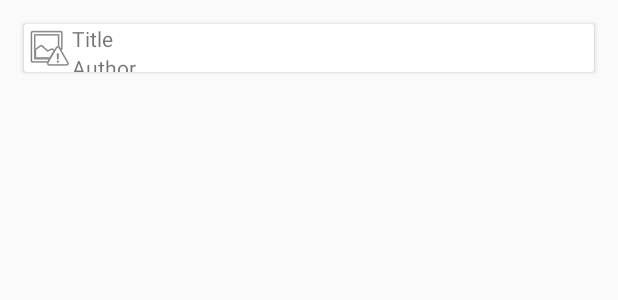
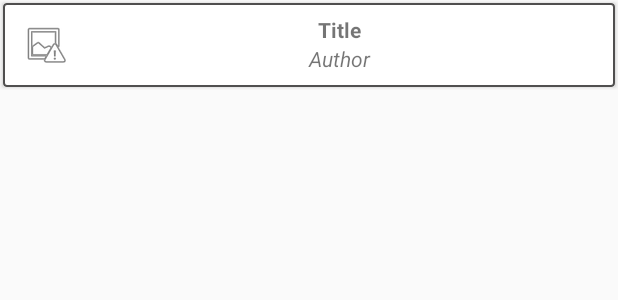
Before and after one commit to FotisAnthos/Book4Thought, an Android app: the layout results_cardview.xml on its own in the app's theme, with its tools: preview values and no code run, on a phone screen of 412 x 824 dp. Shown: the top 300 px of the screen. Run offline under Robolectric (Android 15) with nearby library versions, the phone set to English and light mode, and no system bars.

```diff
--- a/app/src/main/java/com/exams/anthopoulos/book4thought/SearchTask.java
+++ b/app/src/main/java/com/exams/anthopoulos/book4thought/SearchTask.java
@@ -93,7 +93,7 @@ class SearchTask extends AsyncTask<String, Void, JSONObject> {
             connection.setRequestProperty("User-Agent", USER_AGENT);
 
             String responseCode = Integer.toString(connection.getResponseCode());
-            Log.e(TAG, responseCode);
+            Log.d(TAG, responseCode);
 
             bufferedReader = new BufferedReader(new InputStreamReader(connection.getInputStream()));
 
--- /dev/null
+++ b/app/src/main/res/drawable/background_container.xml
@@ -0,0 +1,21 @@
+<?xml version="1.0" encoding="utf-8"?>
+<shape xmlns:android="http://schemas.android.com/apk/res/android"
+    android:shape="rectangle" >
+
+    <!-- View background color -->
+    <solid
+        android:color="@color/colorGeneralBackground" >
+    </solid>
+
+    <!-- View border color and width -->
+    <stroke
+        android:width="1dp"
+        android:color="@color/colorPrimary" >
+    </stroke>
+
+    <!-- The radius makes the corners rounded -->
+    <corners
+        android:radius="2dp"   >
+    </corners>
+
+</shape>
--- a/app/src/main/res/layout/results_cardView.xml
+++ b/app/src/main/res/layout/results_cardview.xml
@@ -11,43 +11,45 @@
         android:layout_width="match_parent"
         android:layout_height="wrap_content"
         android:layout_gravity="center"
-        android:layout_margin="16dp">
+        android:layout_margin="2dp">
 
         <LinearLayout
             android:id="@+id/results_layout"
             android:layout_width="match_parent"
-            android:layout_height="match_parent"
-            android:orientation="horizontal">
+            android:layout_height="wrap_content"
+            android:background="@drawable/background_container"
+            android:orientation="horizontal"
+            android:padding="8dp">
 
             <ImageView
                 android:id="@+id/book_thumbnail"
                 android:layout_width="wrap_content"
                 android:layout_height="wrap_content"
+                android:layout_margin="4dp"
                 android:contentDescription="@string/book_thumbnail"
                 app:srcCompat="@android:drawable/ic_menu_report_image" />
 
             <LinearLayout
                 android:layout_width="match_parent"
-                android:layout_height="match_parent"
+                android:layout_height="wrap_content"
                 android:orientation="vertical">
 
                 <TextView
                     android:id="@+id/book_title"
                     android:layout_width="match_parent"
                     android:layout_height="wrap_content"
-                    android:text="@string/book_title" />
+                    android:gravity="center_horizontal"
+                    android:text="@string/book_title"
+                    android:textStyle="bold" />
 
                 <TextView
                     android:id="@+id/book_author"
                     android:layout_width="match_parent"
                     android:layout_height="wrap_content"
-                    android:text="@string/book_author" />
+                    android:gravity="center_horizontal"
+                    android:text="@string/book_author"
+                    android:textStyle="italic" />
 
-                <TextView
-                    android:id="@+id/book_description"
-                    android:layout_width="match_parent"
-                    android:layout_height="wrap_content"
-                    android:text="@string/description" />
             </LinearLayout>
         </LinearLayout>
 
--- a/app/src/main/res/values/colors.xml
+++ b/app/src/main/res/values/colors.xml
@@ -3,6 +3,6 @@
     <color name="colorPrimary">#504f4f</color>
     <color name="colorPrimaryDark">#000000</color>
     <color name="colorAccent">#D81B60</color>
-    <color name="colorGeneralBackround">#ffffff</color>
+    <color name="colorGeneralBackground">#ffffff</color>
     <color name="colorGeneralText">#000000</color>
 </resources>
```
Also changed, not shown: app/build.gradle (+6 -1 lines), app/src/main/java/com/exams/anthopoulos/book4thought/BaseActivity.java (+8 -14 lines), app/src/main/java/com/exams/anthopoulos/book4thought/BookData.java (+13 -7 lines), app/src/main/java/com/exams/anthopoulos/book4thought/ResultsAdapter.java (+31 -20 lines), app/src/main/java/com/exams/anthopoulos/book4thought/SearchActivity.java (+64 -8 lines), app/src/main/java/com/exams/anthopoulos/book4thought/SearchResultsFragment.java (+7 -9 lines).
